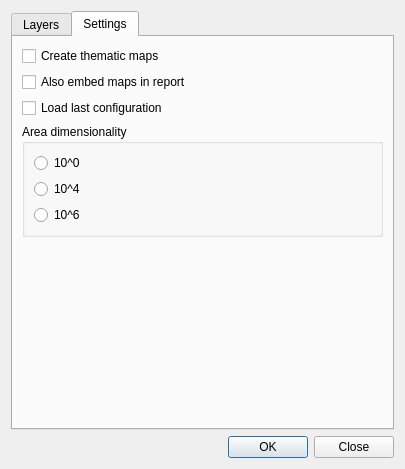
Above: reporterdialogbase.ui from nextgis/qgis_reporter before the change. Below: the same form after it.
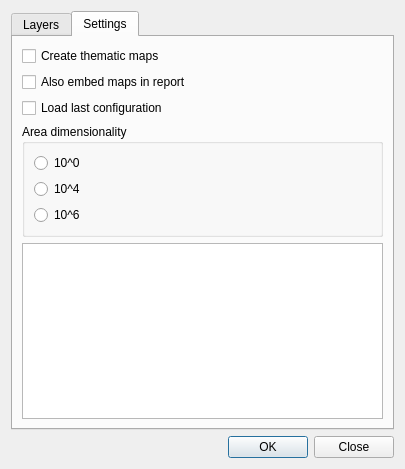
That is the form after the change. The open tabs and pages were chosen to show the change.

Commit message: add text from settings to all reports

```diff
--- a/reporterdialogbase.ui
+++ b/reporterdialogbase.ui
@@ -190,17 +190,7 @@
         </widget>
        </item>
        <item>
-        <spacer name="verticalSpacer">
-         <property name="orientation">
-          <enum>Qt::Vertical</enum>
-         </property>
-         <property name="sizeHint" stdset="0">
-          <size>
-           <width>20</width>
-           <height>40</height>
-          </size>
-         </property>
-        </spacer>
+        <widget class="QPlainTextEdit" name="txtComment"/>
        </item>
       </layout>
      </widget>
```
The commit also changes 2 other files.
